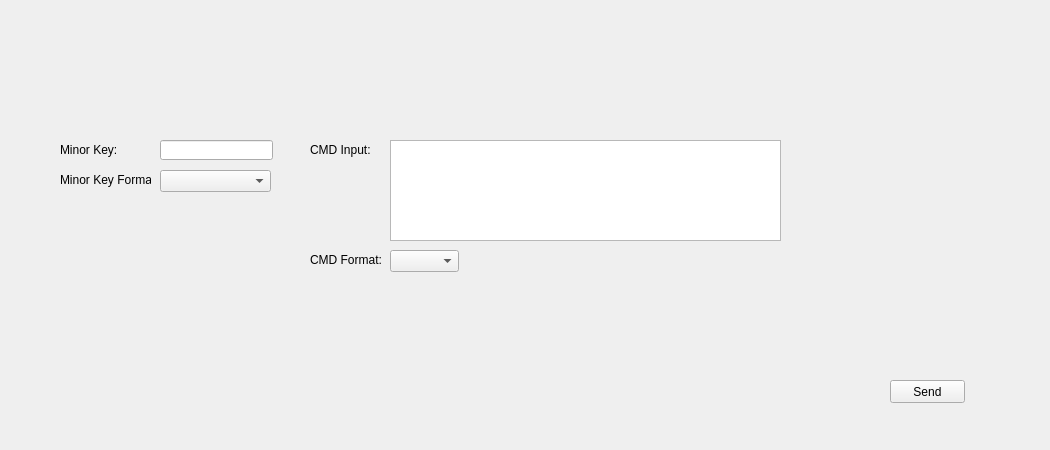
Old version of the form src/user-interfaces/gui-custom-cmd.ui in the repository Donn13Darko/uC_Interfacer.
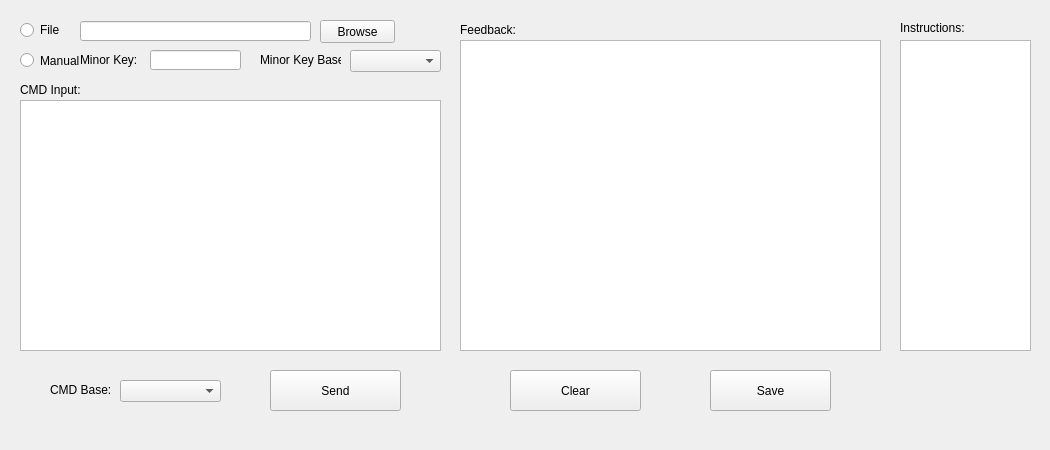
New version of the form.

Commit message: Further development on custom command GUI

What changed in the file:
```diff
--- a/src/user-interfaces/gui-custom-cmd.ui
+++ b/src/user-interfaces/gui-custom-cmd.ui
@@ -16,9 +16,9 @@
   <widget class="QLabel" name="label">
    <property name="geometry">
     <rect>
-     <x>60</x>
-     <y>140</y>
-     <width>81</width>
+     <x>80</x>
+     <y>50</y>
+     <width>61</width>
      <height>20</height>
     </rect>
    </property>
@@ -29,8 +29,8 @@
   <widget class="QLabel" name="label_2">
    <property name="geometry">
     <rect>
-     <x>310</x>
-     <y>140</y>
+     <x>20</x>
+     <y>80</y>
      <width>81</width>
      <height>20</height>
     </rect>
@@ -42,81 +42,238 @@
   <widget class="QLineEdit" name="lineEdit">
    <property name="geometry">
     <rect>
-     <x>160</x>
-     <y>140</y>
-     <width>113</width>
+     <x>150</x>
+     <y>50</y>
+     <width>91</width>
      <height>20</height>
     </rect>
    </property>
   </widget>
-  <widget class="QPlainTextEdit" name="plainTextEdit">
+  <widget class="QComboBox" name="MinorKeyBase_Combo">
    <property name="geometry">
     <rect>
-     <x>390</x>
-     <y>140</y>
-     <width>391</width>
-     <height>101</height>
+     <x>350</x>
+     <y>50</y>
+     <width>91</width>
+     <height>22</height>
     </rect>
    </property>
   </widget>
   <widget class="QComboBox" name="comboBox">
    <property name="geometry">
     <rect>
-     <x>160</x>
-     <y>170</y>
-     <width>111</width>
+     <x>120</x>
+     <y>380</y>
+     <width>101</width>
      <height>22</height>
     </rect>
    </property>
   </widget>
-  <widget class="QComboBox" name="comboBox_2">
+  <widget class="QLabel" name="MinorKeyBase_Label">
    <property name="geometry">
     <rect>
-     <x>390</x>
-     <y>250</y>
-     <width>69</width>
-     <height>22</height>
+     <x>260</x>
+     <y>50</y>
+     <width>81</width>
+     <height>20</height>
     </rect>
    </property>
+   <property name="text">
+    <string>Minor Key Base:</string>
+   </property>
   </widget>
-  <widget class="QLabel" name="label_3">
+  <widget class="QLabel" name="label_4">
    <property name="geometry">
     <rect>
-     <x>60</x>
-     <y>170</y>
-     <width>91</width>
+     <x>50</x>
+     <y>380</y>
+     <width>61</width>
      <height>20</height>
     </rect>
    </property>
    <property name="text">
-    <string>Minor Key Format:</string>
+    <string>CMD Base:</string>
    </property>
   </widget>
-  <widget class="QPushButton" name="send_customCMD_Button">
+  <widget class="QLabel" name="Feedback_Label">
    <property name="geometry">
     <rect>
-     <x>890</x>
-     <y>380</y>
+     <x>460</x>
+     <y>20</y>
+     <width>81</width>
+     <height>20</height>
+    </rect>
+   </property>
+   <property name="text">
+    <string>Feedback:</string>
+   </property>
+  </widget>
+  <widget class="QPushButton" name="ClearFeedback_Button">
+   <property name="geometry">
+    <rect>
+     <x>510</x>
+     <y>370</y>
+     <width>131</width>
+     <height>41</height>
+    </rect>
+   </property>
+   <property name="toolTip">
+    <string/>
+   </property>
+   <property name="text">
+    <string>Clear</string>
+   </property>
+  </widget>
+  <widget class="QPushButton" name="SaveFeedback_Button">
+   <property name="geometry">
+    <rect>
+     <x>710</x>
+     <y>370</y>
+     <width>121</width>
+     <height>41</height>
+    </rect>
+   </property>
+   <property name="text">
+    <string>Save</string>
+   </property>
+  </widget>
+  <widget class="QPushButton" name="sendCustomCMD_Button">
+   <property name="geometry">
+    <rect>
+     <x>270</x>
+     <y>370</y>
+     <width>131</width>
+     <height>41</height>
+    </rect>
+   </property>
+   <property name="text">
+    <string>Send</string>
+   </property>
+  </widget>
+  <widget class="QPlainTextEdit" name="customCMD_PlainText">
+   <property name="geometry">
+    <rect>
+     <x>20</x>
+     <y>100</y>
+     <width>421</width>
+     <height>251</height>
+    </rect>
+   </property>
+   <property name="readOnly">
+    <bool>true</bool>
+   </property>
+   <property name="plainText">
+    <string/>
+   </property>
+  </widget>
+  <widget class="QPlainTextEdit" name="Feedback_PlainText">
+   <property name="geometry">
+    <rect>
+     <x>460</x>
+     <y>40</y>
+     <width>421</width>
+     <height>311</height>
+    </rect>
+   </property>
+   <property name="readOnly">
+    <bool>true</bool>
+   </property>
+  </widget>
+  <widget class="QLabel" name="Instructions_Label">
+   <property name="geometry">
+    <rect>
+     <x>900</x>
+     <y>20</y>
+     <width>71</width>
+     <height>16</height>
+    </rect>
+   </property>
+   <property name="text">
+    <string>Instructions:</string>
+   </property>
+  </widget>
+  <widget class="QPlainTextEdit" name="Instructions_PlainText">
+   <property name="geometry">
+    <rect>
+     <x>900</x>
+     <y>40</y>
+     <width>131</width>
+     <height>311</height>
+    </rect>
+   </property>
+   <property name="frameShape">
+    <enum>QFrame::StyledPanel</enum>
+   </property>
+   <property name="frameShadow">
+    <enum>QFrame::Sunken</enum>
+   </property>
+   <property name="undoRedoEnabled">
+    <bool>false</bool>
+   </property>
+   <property name="textInteractionFlags">
+    <set>Qt::LinksAccessibleByMouse</set>
+   </property>
+   <property name="backgroundVisible">
+    <bool>false</bool>
+   </property>
+  </widget>
+  <widget class="QLineEdit" name="FilePathEdit">
+   <property name="geometry">
+    <rect>
+     <x>80</x>
+     <y>21</y>
+     <width>231</width>
+     <height>20</height>
+    </rect>
+   </property>
+  </widget>
+  <widget class="QPushButton" name="BrowseFile_Button">
+   <property name="geometry">
+    <rect>
+     <x>320</x>
+     <y>20</y>
      <width>75</width>
      <height>23</height>
     </rect>
    </property>
    <property name="text">
-    <string>Send</string>
+    <string>Browse</string>
+   </property>
+   <property name="autoDefault">
+    <bool>false</bool>
    </property>
   </widget>
-  <widget class="QLabel" name="label_4">
+  <widget class="QRadioButton" name="File_Radio">
    <property name="geometry">
     <rect>
-     <x>310</x>
-     <y>250</y>
-     <width>81</width>
+     <x>20</x>
+     <y>20</y>
+     <width>51</width>
      <height>20</height>
     </rect>
    </property>
    <property name="text">
-    <string>CMD Format:</string>
+    <string>File</string>
    </property>
+   <attribute name="buttonGroup">
+    <string notr="true">cmdSelect</string>
+   </attribute>
+  </widget>
+  <widget class="QRadioButton" name="Manual_Radio">
+   <property name="geometry">
+    <rect>
+     <x>20</x>
+     <y>50</y>
+     <width>61</width>
+     <height>21</height>
+    </rect>
+   </property>
+   <property name="text">
+    <string>Manual</string>
+   </property>
+   <attribute name="buttonGroup">
+    <string notr="true">cmdSelect</string>
+   </attribute>
   </widget>
  </widget>
  <resources/>
```
Left out of the diff: 11 changed lines with no effect on the pictures. The commit also changes 4 other files.
